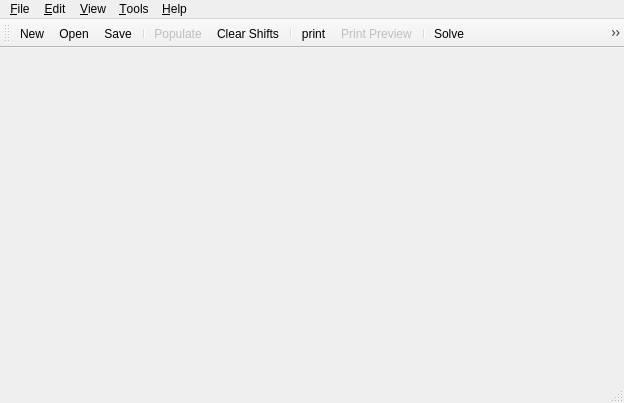
Qt form AlShifts/mainwindow.ui (nzarko/qalshifts) before a commit.
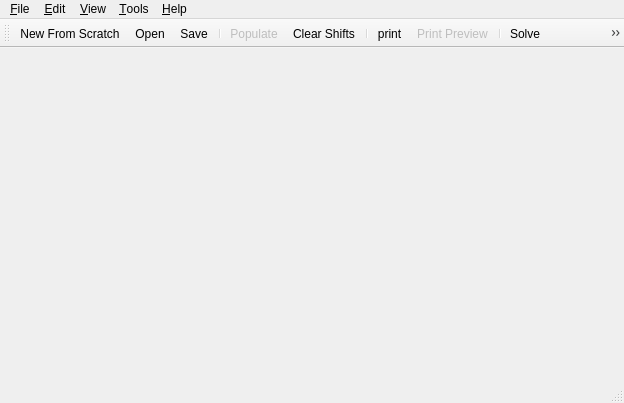
The same form after that commit. Icons and pictures are not drawn.

Diff of the .ui file:
```diff
--- a/AlShifts/mainwindow.ui
+++ b/AlShifts/mainwindow.ui
@@ -197,7 +197,7 @@
      <normaloff>:/icons/doc_new</normaloff>:/icons/doc_new</iconset>
    </property>
    <property name="text">
-    <string>New</string>
+    <string>New From Scratch</string>
    </property>
    <property name="toolTip">
     <string>Create's new shifts table</string>
```
Left out of the diff: 34 changed lines with no effect on the pictures.
